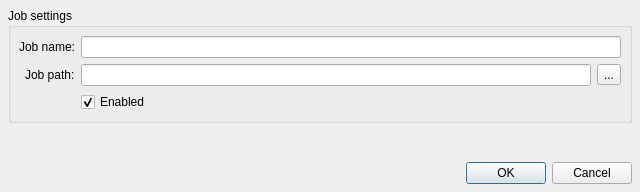
Above: core/ui/edit_job_ui.ui from mjbonnington/icarus-gps before the change. Below: the same form after it.
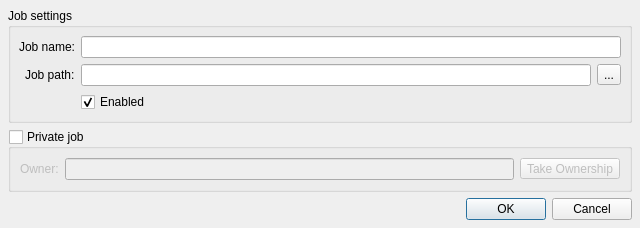
That is the form after the change. Icons and pictures are not drawn.

Patch:
```diff
--- a/core/ui/edit_job_ui.ui
+++ b/core/ui/edit_job_ui.ui
@@ -7,7 +7,7 @@
     <x>0</x>
     <y>0</y>
     <width>640</width>
-    <height>192</height>
+    <height>224</height>
    </rect>
   </property>
   <property name="windowTitle">
@@ -111,6 +111,64 @@
      </layout>
     </widget>
    </item>
+   <item>
+    <widget class="QGroupBox" name="private_groupBox">
+     <property name="toolTip">
+      <string>&lt;html&gt;&lt;head/&gt;&lt;body&gt;&lt;p&gt;If a job is set as private, only the owner can see the job in the Shot Setup section of the main UI.&lt;/p&gt;&lt;/body&gt;&lt;/html&gt;</string>
+     </property>
+     <property name="title">
+      <string>Private job</string>
+     </property>
+     <property name="checkable">
+      <bool>true</bool>
+     </property>
+     <property name="checked">
+      <bool>false</bool>
+     </property>
+     <layout class="QFormLayout" name="formLayout">
+      <item row="0" column="0">
+       <widget class="QLabel" name="owner_label">
+        <property name="text">
+         <string>Owner:</string>
+        </property>
+        <property name="buddy">
+         <cstring>owner_lineEdit</cstring>
+        </property>
+       </widget>
+      </item>
+      <item row="0" column="1">
+       <layout class="QHBoxLayout" name="owner_horizontalLayout">
+        <item>
+         <widget class="QLineEdit" name="owner_lineEdit">
+          <property name="text">
+           <string/>
+          </property>
+         </widget>
+        </item>
+        <item>
+         <widget class="QToolButton" name="takeOwnership_toolButton">
+          <property name="toolTip">
+           <string>&lt;html&gt;&lt;head/&gt;&lt;body&gt;&lt;p&gt;Set the owner of the job to the current user.&lt;/p&gt;&lt;/body&gt;&lt;/html&gt;</string>
+          </property>
+          <property name="text">
+           <string>Take Ownership</string>
+          </property>
+          <property name="iconSize">
+           <size>
+            <width>15</width>
+            <height>15</height>
+           </size>
+          </property>
+          <property name="toolButtonStyle">
+           <enum>Qt::ToolButtonTextOnly</enum>
+          </property>
+         </widget>
+        </item>
+       </layout>
+      </item>
+     </layout>
+    </widget>
+   </item>
    <item>
     <spacer name="verticalSpacer">
      <property name="orientation">
```
Left out of the diff: 50 changed lines with no effect on the pictures.
